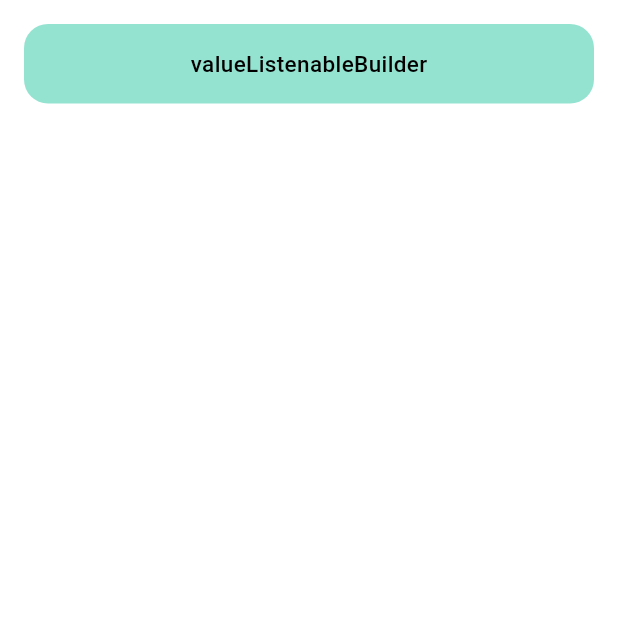
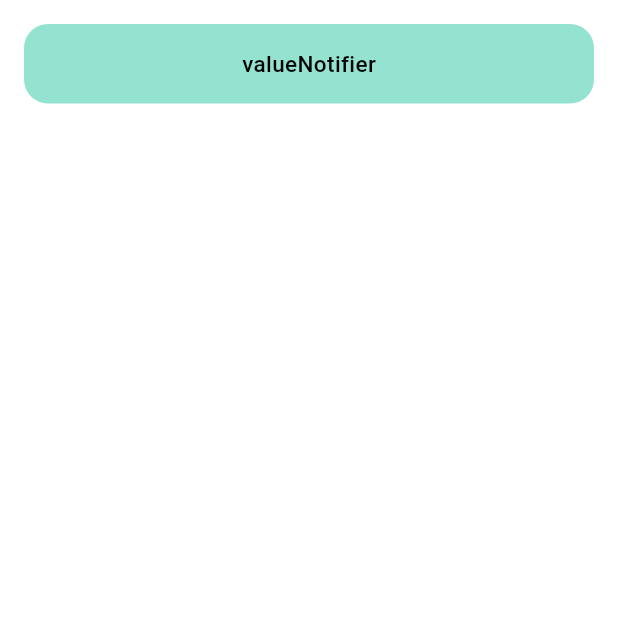
Before and after one commit to C0routine/Flutter_lab, a Flutter app: the screen it shows after launch, on a phone screen of 412 x 824 dp, the top half of it. Run offline on Flutter 3.47's test engine with Material 2 defaults, Android fonts, the phone set to English and light mode, and no system bars; our stand-ins replace go_router.

Commit message:
Feature/ValueNotifier & ValueListenableBuilder

```diff
--- a/lib/app/app_router.dart
+++ b/lib/app/app_router.dart
@@ -1,19 +1,21 @@
 import 'package:flutter/material.dart';
+import 'package:flutterlab/widgets/valuenotifier_lab.dart';
 import 'package:go_router/go_router.dart';
 
 import 'package:flutterlab/tab/dart_route.dart';
 import 'package:flutterlab/tab/flutter_route.dart';
-import 'package:flutterlab/widgets/root_route_bottom_navigation_bar.dart';
+import 'package:flutterlab/tab/root_route_bottom_navigation_bar.dart';
 
 /// AppRouter path, name 정의
 enum AppRouter {
   // flutter routes
   flutter(path: '/flutter'),
-  valueListenableBuilder(path: '/valueListenableBuilder'),
+  valueNotifier(path: '/flutter/valueNotifier'),
 
   // dart routes
   dart(path: '/dart');
 
+  // navigation 에서만 사용, router 정의에는 사용하지 말것.
   final String path;
 
   const AppRouter({required this.path});
@@ -35,7 +37,15 @@ final GoRouter routerConfig = GoRouter(
               builder: (BuildContext context, GoRouterState state) {
                 return const FlutterRoute();
               },
-              routes: [],
+              routes: [
+                GoRoute(
+                  path: AppRouter.valueNotifier.name,
+                  name: AppRouter.valueNotifier.name,
+                  builder: (BuildContext context, GoRouterState state) {
+                    return const LabValueNotifier();
+                  },
+                ),
+              ],
             ),
           ],
         ),
--- a/lib/tab/flutter_route.dart
+++ b/lib/tab/flutter_route.dart
@@ -11,7 +11,8 @@ class FlutterRoute extends StatelessWidget {
   @override
   Widget build(BuildContext context) {
     final List<AppRouter> flutterList = [
-      AppRouter.valueListenableBuilder,
+      // valueNotifier, ValueListenableBuilder
+      AppRouter.valueNotifier,
     ];
 
     return Scaffold(
```
Also changed, not shown: lib/widgets/valuenotifier_lab.dart (added, +64 -0 lines), lib/tab/root_route_bottom_navigation_bar.dart (renamed from lib/widgets/root_route_bottom_navigation_bar.dart).
